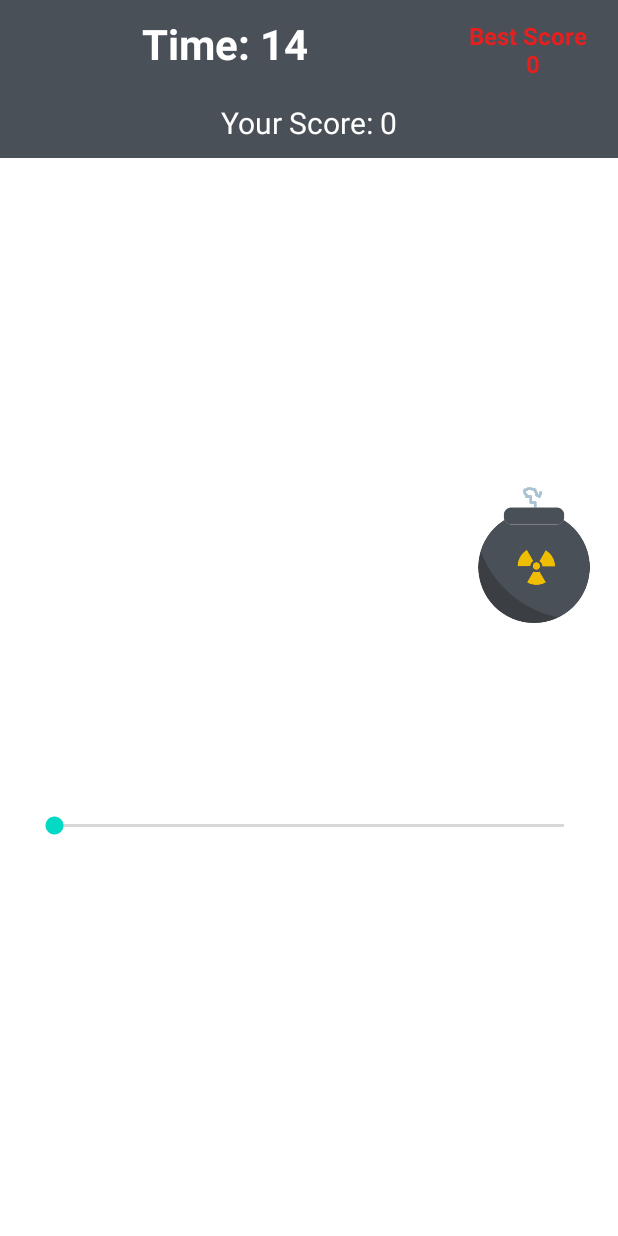
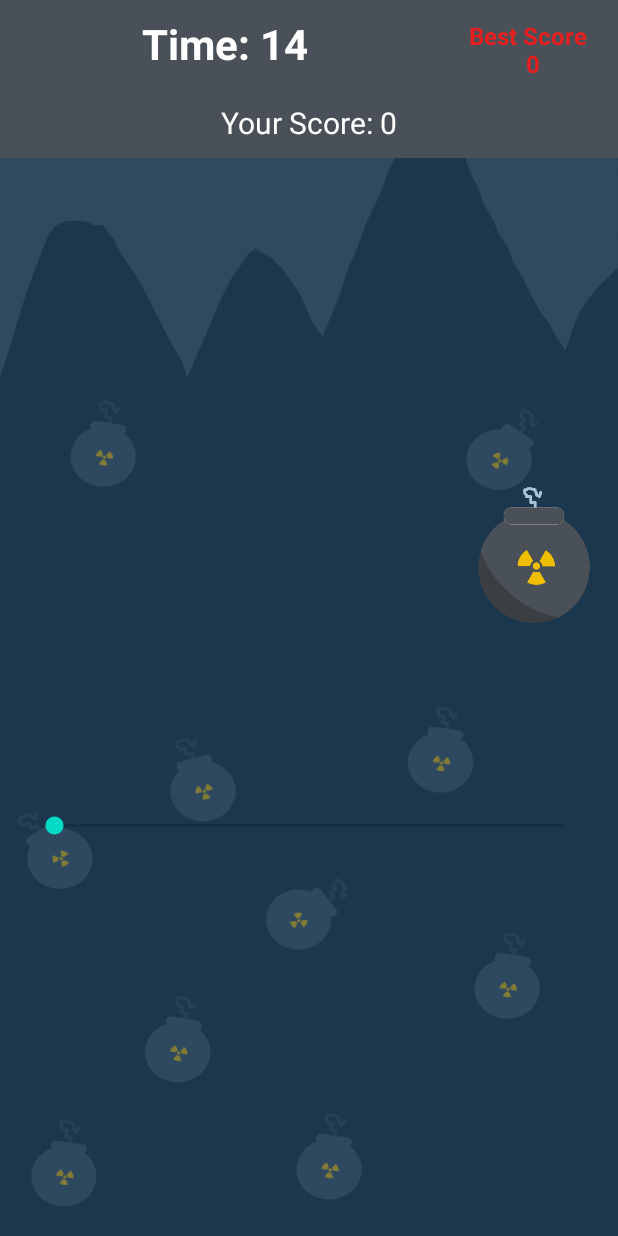
Before and after one commit to kemalurekli/Fast-Touch-Game, an Android app: the fragment HomeFragment placed in its activity, on a phone screen of 412 x 824 dp. Run offline under Robolectric (Android 15) with nearby library versions, the phone set to English and light mode, and no system bars.

Commit message:
background changed

```diff
--- a/app/src/main/res/layout/fragment_home.xml
+++ b/app/src/main/res/layout/fragment_home.xml
@@ -3,6 +3,7 @@
     xmlns:app="http://schemas.android.com/apk/res-auto"
     xmlns:tools="http://schemas.android.com/tools"
     android:layout_width="match_parent"
+    android:background="@drawable/backgroundfirst"
     android:layout_height="match_parent"
     tools:context=".HomeFragment">
 
```
